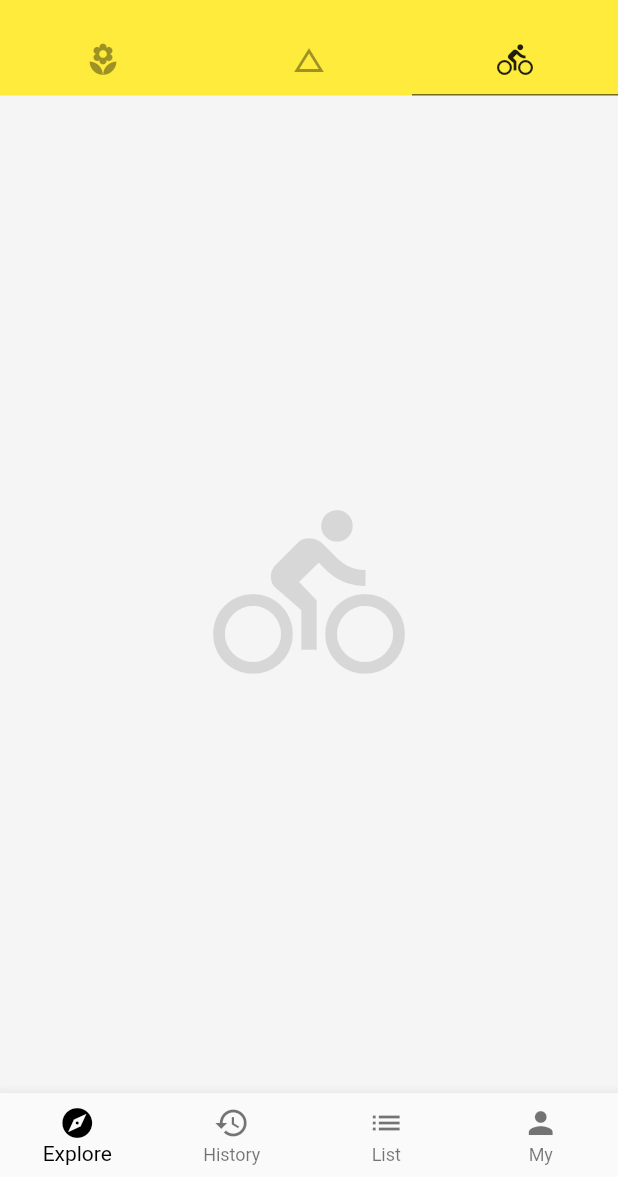
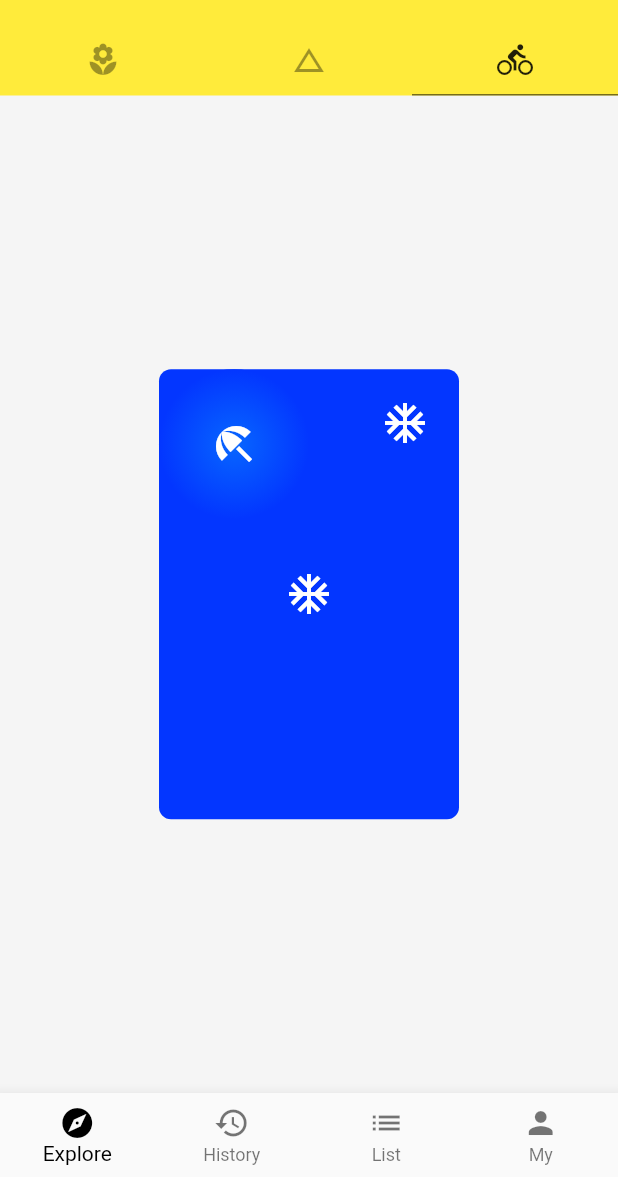
Before and after one commit to L1uZhe/liuzhe_flutter, a Flutter app: the screen it shows after launch, tab 3 chosen, on a phone screen of 412 x 824 dp, the part 59-1236 px from its top. Run offline on Flutter 3.47's test engine with Material 2 defaults, Android fonts, the phone set to English and light mode, and no system bars; network calls fail.

Commit message:
pageMenu3 小部件

```diff
--- /dev/null
+++ b/liuzhe_flutter_app/lib/demo/layout_demo.dart
@@ -0,0 +1,85 @@
+import 'package:flutter/material.dart';
+
+class LayoutDemo extends StatelessWidget{
+  @override
+  Widget build(BuildContext context) {
+    // TODO: implement build
+    return Container(
+      child: Column(
+        mainAxisAlignment: MainAxisAlignment.center,
+//        crossAxisAlignment: CrossAxisAlignment.end,
+        children: <Widget>[
+          StackDemo(),
+        ],
+      ),
+    );
+  }
+}
+
+class StackDemo extends StatelessWidget{
+  @override
+  Widget build(BuildContext context) {
+    // TODO: implement build
+    return Stack(
+      alignment: Alignment.topLeft,
+      children: <Widget>[
+        SizedBox(
+          width: 200,
+          height: 300,
+          child: Container(
+            alignment: Alignment(0.0, 0.0),
+            decoration: BoxDecoration(
+              color: Color.fromRGBO(3, 54, 255, 1.0),
+              borderRadius: BorderRadius.circular(8.0),
+            ),
+            child: Icon(Icons.ac_unit,color: Colors.white,size: 32.0,),
+          ),
+        ),
+        SizedBox(
+          height: 30,
+        ),
+        SizedBox(
+          width: 100,
+          height: 100,
+          child: Container(
+            decoration: BoxDecoration(
+              color: Color.fromRGBO(3, 54, 255, 1.0),
+              shape: BoxShape.circle,
+              gradient: RadialGradient(
+                  colors: [
+                    Color.fromRGBO(7, 102, 255, 1.0),
+                    Color.fromRGBO(3, 54, 255, 1.0),
+                  ]
+              ),
+            ),
+            child: Icon(Icons.beach_access,color: Colors.white,size: 32.0,),
+          ),
+        ),
+        Positioned(
+            right: 20,
+            top: 20,
+            child: Icon(Icons.ac_unit,color: Colors.white,size: 32.0,)
+        ),
+      ],
+    );
+  }
+}
+
+class IconBadge extends StatelessWidget{
+  final IconData icon;
+  final double size;
+
+  IconBadge(this.icon,{
+    this.size = 32.0,
+  });
+  @override
+  Widget build(BuildContext context) {
+    // TODO: implement build
+    return Container(
+      child: Icon(icon,size: size, color: Colors.white),
+      width: size + 60,
+      height:  size + 60,
+      color: Color.fromRGBO(3, 54, 255, 1.0),
+    );
+  }
+}
--- a/liuzhe_flutter_app/lib/main.dart
+++ b/liuzhe_flutter_app/lib/main.dart
@@ -3,6 +3,7 @@ import './demo/drawer_demo.dart';
 import './demo/bottom_tabbar_demo.dart';
 import './demo/listview-demo.dart';
 import './demo/basic_demo.dart';
+import './demo/layout_demo.dart';
 
 void main() => runApp(MyApp());
 
@@ -68,7 +69,7 @@ class Home extends StatelessWidget{
           children: <Widget>[
             ListViewDemo(),
             BasicDemo(),
-            Icon(Icons.directions_bike, size: 128, color: Colors.black12),
+            LayoutDemo(),
           ],
         ),
         drawer: DrawerDemo(),
```
